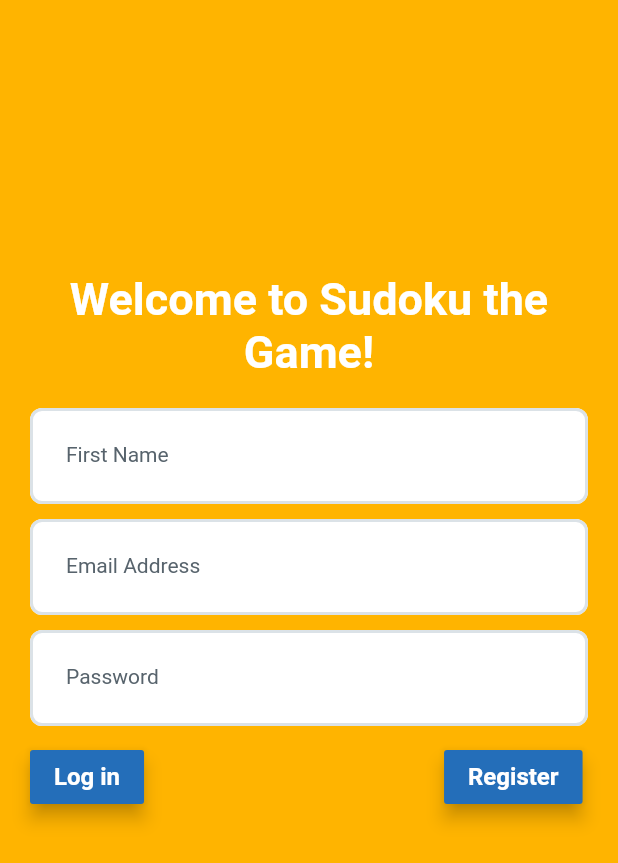
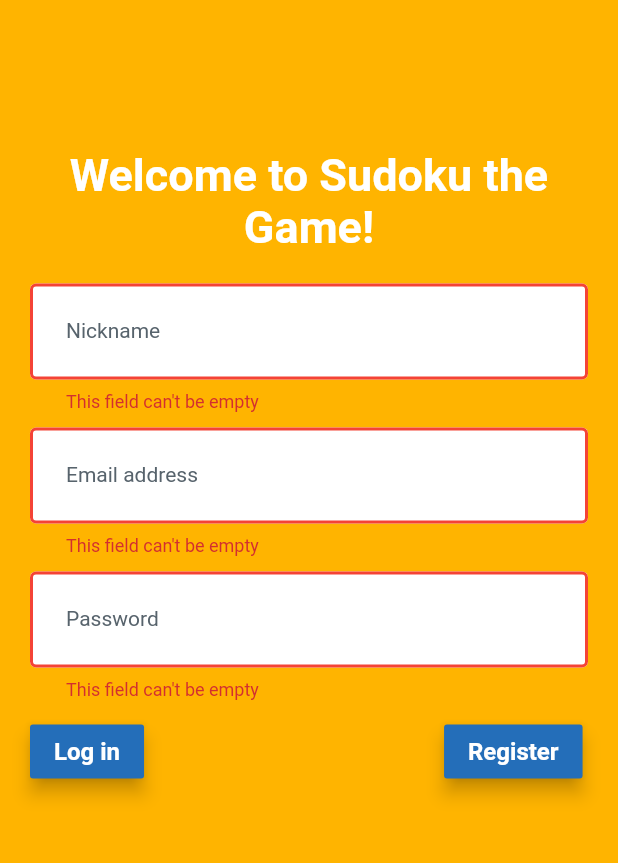
Before and after one commit to DanielVorobiov/sudoku, a Flutter app: the RegisterPageWidget screen opened directly, after a tap on "Register", on a phone screen of 412 x 824 dp. Shown: the top 863 px of the screen. Run offline on Flutter 3.47's test engine with Material 2 defaults, Android fonts, the light colour scheme and no system bars; our stand-ins replace localstorage, stop_watch_timer; missing offline and left inert: dart:ffi; network calls fail; Roboto replaces fonts that are missing (Work Sans).

Commit message:
register validation

```diff
--- a/lib/consts.dart
+++ b/lib/consts.dart
@@ -1 +1 @@
-final String kUrl = 'http://a624-2a00-1858-1041-806b-9cd6-9dac-3a59-11a1.ngrok.io';
+final String kUrl = 'https://75ff-212-56-195-182.eu.ngrok.io';
--- /dev/null
+++ b/lib/mixins/validation_mixin.dart
@@ -0,0 +1,32 @@
+class ValidationMixin {
+  String? validateNickname(String? value) {
+    if (value!.isEmpty) {
+      return 'This field can\'t be empty';
+    } else if (value.length < 3) {
+      return 'The nickname is too short';
+    }
+    return null;
+  }
+
+  String? validateEmail(String? value) {
+    if (value!.isEmpty) {
+      return 'This field can\'t be empty';
+    }
+    if (!value!.contains('@')) {
+      return 'Enter a valid email';
+    }
+    return null;
+  }
+
+  String? validatePassword(String? value) {
+    if (value!.isEmpty) {
+      return 'This field can\'t be empty';
+    } else if (value.length < 6) {
+      return 'The password is too short';
+    } else if (!value.contains(RegExp(r'[A-Z]')) &&
+        !value.contains(RegExp(r'[a-z]'))) {
+      return 'Use at least one uppercase and lower case letter';
+    }
+    return null;
+  }
+}
--- a/lib/models/UserModel.dart
+++ b/lib/models/UserModel.dart
@@ -1,6 +1,6 @@
 class UserModel {
   int? id;
-  String? firstName;
+  String? nickname;
 
   // String? lastName;
   String email;
@@ -10,7 +10,7 @@ class UserModel {
 
   UserModel(
       {this.id,
-      this.firstName,
+      this.nickname,
       required this.email,
       this.password,
       this.level,
@@ -19,14 +19,14 @@ class UserModel {
   factory UserModel.fromJson(Map<String, dynamic> json) {
     return UserModel(
         id: json['id'],
-        firstName: json['first_name'],
+        nickname: json['nickname'],
         email: json['email'],
         level: json['level'],
         xp: json['xp']);
   }
 
   Map toMap() => {
-        'first_name': firstName,
+        'nickname': nickname,
         'email': email,
         'password': password,
       };
--- a/lib/screens/Community.dart
+++ b/lib/screens/Community.dart
@@ -138,7 +138,7 @@ class _CommunityWidgetState extends State<CommunityWidget> {
                   MaterialPageRoute(
                     builder: (context) => StatsPageWidget(
                       userId: user.id,
-                      firstName: user.firstName,
+                      firstName: user.nickname,
                       level: user.level,
                       xp: user.xp,
                     ),
@@ -158,7 +158,7 @@ class _CommunityWidgetState extends State<CommunityWidget> {
                         mainAxisSize: MainAxisSize.max,
                         mainAxisAlignment: MainAxisAlignment.start,
                         children: [
-                          Text('${user.firstName}', style: kNameText),
+                          Text('${user.nickname}', style: kNameText),
                         ],
                       ),
                     ),
--- a/lib/screens/Home.dart
+++ b/lib/screens/Home.dart
@@ -35,7 +35,7 @@ class _HomePageWidgetState extends State<HomePageWidget> {
       await storage.setItem('userId', user.id);
       await storage.setItem('level', user.level);
       await storage.setItem('xp', user.xp);
-      await storage.setItem('firstName', user.firstName);
+      await storage.setItem('firstName', user.nickname);
       return user;
     } else {
       throw Exception('Unexpected error occurred!');
--- a/lib/screens/Register.dart
+++ b/lib/screens/Register.dart
@@ -9,6 +9,7 @@ import 'package:sudoku/screens/Home.dart';
 import 'package:sudoku/screens/Login.dart';
 import 'package:sudoku/screens/themes.dart';
 import 'package:http/http.dart' as http;
+import '../mixins/validation_mixin.dart';
 
 class RegisterPageWidget extends StatefulWidget {
   const RegisterPageWidget({Key? key}) : super(key: key);
@@ -18,20 +19,20 @@ class RegisterPageWidget extends StatefulWidget {
 }
 
 class _RegisterPageWidgetState extends State<RegisterPageWidget>
-    with TickerProviderStateMixin {
-  late TextEditingController firstNameController;
+    with ValidationMixin {
+  late TextEditingController nicknameController;
   late TextEditingController emailAddressController;
   late TextEditingController passwordController;
   final scaffoldKey = GlobalKey<ScaffoldState>();
   final _formKey = GlobalKey<FormState>();
   final LocalStorage storage = LocalStorage('localStorage');
-
+  bool _validate = false;
 
   @override
   void initState() {
     super.initState();
 
-    firstNameController = TextEditingController();
+    nicknameController = TextEditingController();
     emailAddressController = TextEditingController();
     passwordController = TextEditingController();
   }
@@ -45,7 +46,7 @@ class _RegisterPageWidgetState extends State<RegisterPageWidget>
         child: GestureDetector(
           onTap: () => FocusScope.of(context).unfocus(),
           child: Padding(
-              padding: EdgeInsetsDirectional.fromSTEB(20, 0, 20, 100),
+              padding: EdgeInsetsDirectional.fromSTEB(20, 0, 20, 200),
               child: Column(
                 mainAxisSize: MainAxisSize.max,
                 mainAxisAlignment: MainAxisAlignment.center,
@@ -59,105 +60,27 @@ class _RegisterPageWidgetState extends State<RegisterPageWidget>
                   ),
                   Form(
                     key: _formKey,
-                    child: TextFormField(
-                        controller: firstNameController,
-                        obscureText: false,
-                        keyboardType: TextInputType.name,
-                        decoration: InputDecoration(
-                          labelText: 'First Name',
-                          labelStyle: kHintText,
-                          floatingLabelStyle: TextStyle(color: Colors.white),
-                          floatingLabelBehavior: FloatingLabelBehavior.never,
-                          hintText: 'Enter your first name...',
-                          hintStyle: kHintText,
-                          enabledBorder: OutlineInputBorder(
-                            borderSide: BorderSide(
-                              color: Color(0xFFDBE2E7),
-                              width: 2,
-                            ),
-                            borderRadius: BorderRadius.circular(8),
+                    child: Column(
+                      children: [
+                        formField(
+                            nicknameController, 'Nickname', validateNickname),
+                        Padding(
+                          padding: EdgeInsetsDirectional.fromSTEB(0, 10, 0, 0),
+                          child: formField(
+                            emailAddressController,
+                            'Email address',
+                            validateEmail,
                           ),
-                          focusedBorder: OutlineInputBorder(
-                            borderSide: BorderSide(
-                              color: Color(0xFFDBE2E7),
-                              width: 2,
-                            ),
-                            borderRadius: BorderRadius.circular(8),
+                        ),
+                        Padding(
+                          padding: EdgeInsetsDirectional.fromSTEB(0, 10, 0, 0),
+                          child: formField(
+                            passwordController,
+                            'Password',
+                            validatePassword,
                           ),
-                          filled: true,
-                          fillColor: Colors.white,
-                          contentPadding:
-                              EdgeInsetsDirectional.fromSTEB(24, 24, 20, 24),
                         ),
-                        style: kHintText),
-                  ),
-                  Padding(
-                    padding: EdgeInsetsDirectional.fromSTEB(0, 10, 0, 0),
-                    child: TextFormField(
-                      keyboardType: TextInputType.emailAddress,
-                      controller: emailAddressController,
-                      obscureText: false,
-                      autocorrect: false,
-                      decoration: InputDecoration(
-                        labelText: 'Email Address',
-                        labelStyle: kHintText,
-                        hintText: 'Enter your email address...',
-                        hintStyle: kHintText,
-                        floatingLabelBehavior: FloatingLabelBehavior.never,
-                        enabledBorder: OutlineInputBorder(
-                          borderSide: BorderSide(
-                            color: Color(0xFFDBE2E7),
-                            width: 2,
-                          ),
-                          borderRadius: BorderRadius.circular(8),
-                        ),
-                        focusedBorder: OutlineInputBorder(
-                          borderSide: BorderSide(
-                            color: Color(0xFFDBE2E7),
-                            width: 2,
-                          ),
-                          borderRadius: BorderRadius.circular(8),
-                        ),
-                        filled: true,
-                        fillColor: Colors.white,
-                        contentPadding:
-                            EdgeInsetsDirectional.fromSTEB(24, 24, 20, 24),
-                      ),
-                      style: kHintText,
-                    ),
-                  ),
-                  Padding(
-                    padding: EdgeInsetsDirectional.fromSTEB(0, 10, 0, 0),
-                    child: TextFormField(
-                      controller: passwordController,
-                      obscureText: true,
-                      autocorrect: false,
-                      decoration: InputDecoration(
-                        labelText: 'Password',
-                        labelStyle: kHintText,
-                        hintText: 'Enter your password...',
-                        hintStyle: kHintText,
-                        floatingLabelBehavior: FloatingLabelBehavior.never,
-                        enabledBorder: OutlineInputBorder(
-                          borderSide: BorderSide(
-                            color: Color(0xFFDBE2E7),
-                            width: 2,
-                          ),
-                          borderRadius: BorderRadius.circular(8),
-                        ),
-                        focusedBorder: OutlineInputBorder(
-                          borderSide: BorderSide(
-                            color: Color(0xFFDBE2E7),
-                            width: 2,
-                          ),
-                          borderRadius: BorderRadius.circular(8),
-                        ),
-                        filled: true,
-                        fillColor: Colors.white,
-                        contentPadding:
-                            EdgeInsetsDirectional.fromSTEB(24, 24, 20, 24),
-                      ),
-                      style: kHintText,
+                      ],
                     ),
                   ),
                   Row(
@@ -181,31 +104,30 @@ class _RegisterPageWidgetState extends State<RegisterPageWidget>
                         padding: EdgeInsetsDirectional.fromSTEB(200, 10, 0, 0),
                         child: ElevatedButton(
                           onPressed: () async {
+                            setState(() {
+                              nicknameController.text.isEmpty
+                                  ? _validate = true
+                                  : _validate = false;
+                            });
                             if (_formKey.currentState!.validate()) {
-                              String firstName = firstNameController.text;
+                              String nickname = nicknameController.text;
                               final email = emailAddressController.text;
                               final password = passwordController.text;
-                              var url = Uri.parse('$kUrl/user/');
+                              var url = Uri.parse('$kUrl/user/register/');
                               final headers = {
                                 "Content-type": "application/json",
                               };
                               var response = await http.post(url,
                                   headers: headers,
                                   body: jsonEncode(UserModel(
-                                          firstName: firstName,
+                                          nickname: nickname,
                                           email: email,
                                           password: password)
                                       .toMap()));
                               if (response.statusCode == 201) {
-                                url = Uri.parse('$kUrl/user/token/');
-                                response = await http.post(url,
-                                    headers: headers,
-                                    body: jsonEncode(UserModel(
-                                        email: email,
-                                        password: password)
-                                        .toMap()));
-                                storage.setItem('token', jsonDecode(response.body)['access']);
-                                storage.setItem('firstName', firstName);
+                                storage.setItem('token',
+                                    jsonDecode(response.body)['access']);
+                                storage.setItem('nickname', nickname);
                                 await Navigator.push(
                                   context,
                                   MaterialPageRoute(
@@ -229,4 +151,46 @@ class _RegisterPageWidgetState extends State<RegisterPageWidget>
       ),
     );
   }
+
+  Widget formField(
+    TextEditingController controller,
+    String label,
+    validator,
+  ) {
+    return TextFormField(
+        controller: controller,
+        obscureText: false,
+        keyboardType: TextInputType.name,
+        decoration: InputDecoration(
+            labelText: label,
+            labelStyle: kHintText,
+            floatingLabelStyle: TextStyle(color: Colors.white),
+            floatingLabelBehavior: FloatingLabelBehavior.never,
+            hintText: 'Enter your ${label.toLowerCase()}...',
+            hintStyle: kHintText,
+            enabledBorder: OutlineInputBorder(
+              borderSide: BorderSide(
+                color: Color(0xFFDBE2E7),
+                width: 2,
+              ),
+              borderRadius: BorderRadius.circular(8),
+            ),
+            focusedBorder: OutlineInputBorder(
+              borderSide: BorderSide(
+                color: Color(0xFFDBE2E7),
+                width: 2,
+              ),
+              borderRadius: BorderRadius.circular(8),
+            ),
+            filled: true,
+            fillColor: Colors.white,
+            contentPadding: EdgeInsetsDirectional.fromSTEB(24, 24, 20, 24),
+            errorBorder: OutlineInputBorder(
+                borderSide: const BorderSide(
+              width: 2,
+              color: Colors.red,
+            ))),
+        validator: validator,
+        style: kHintText);
+  }
 }
```
Also changed, not shown: flutter_01.png (added), pubspec.lock.
